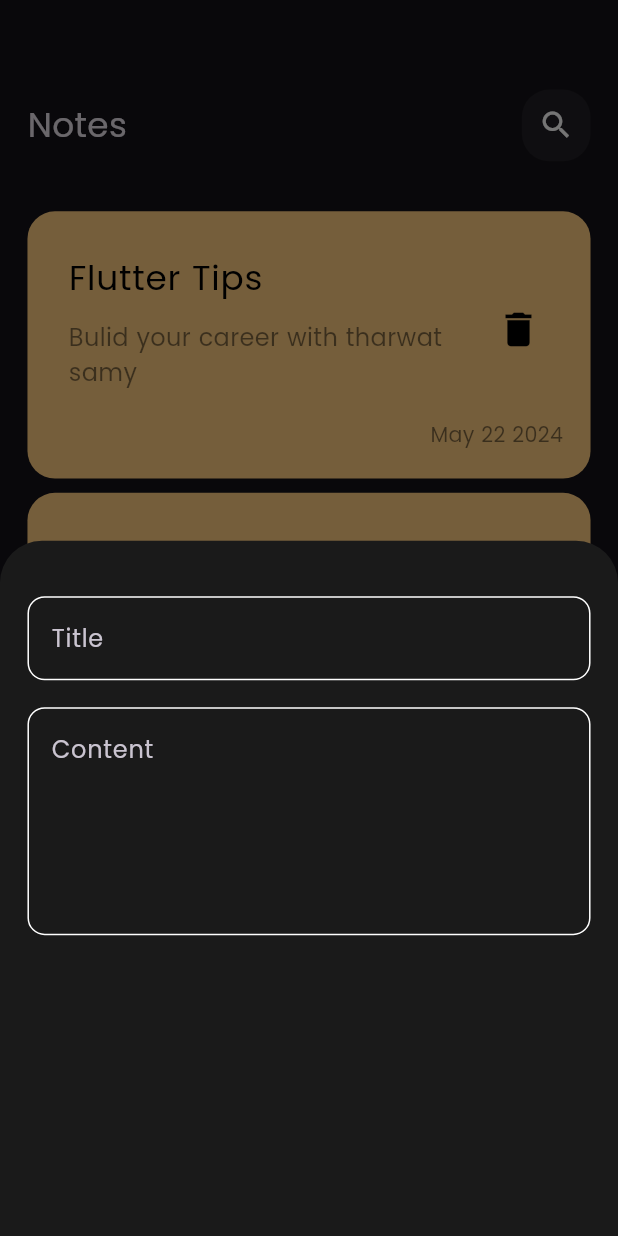
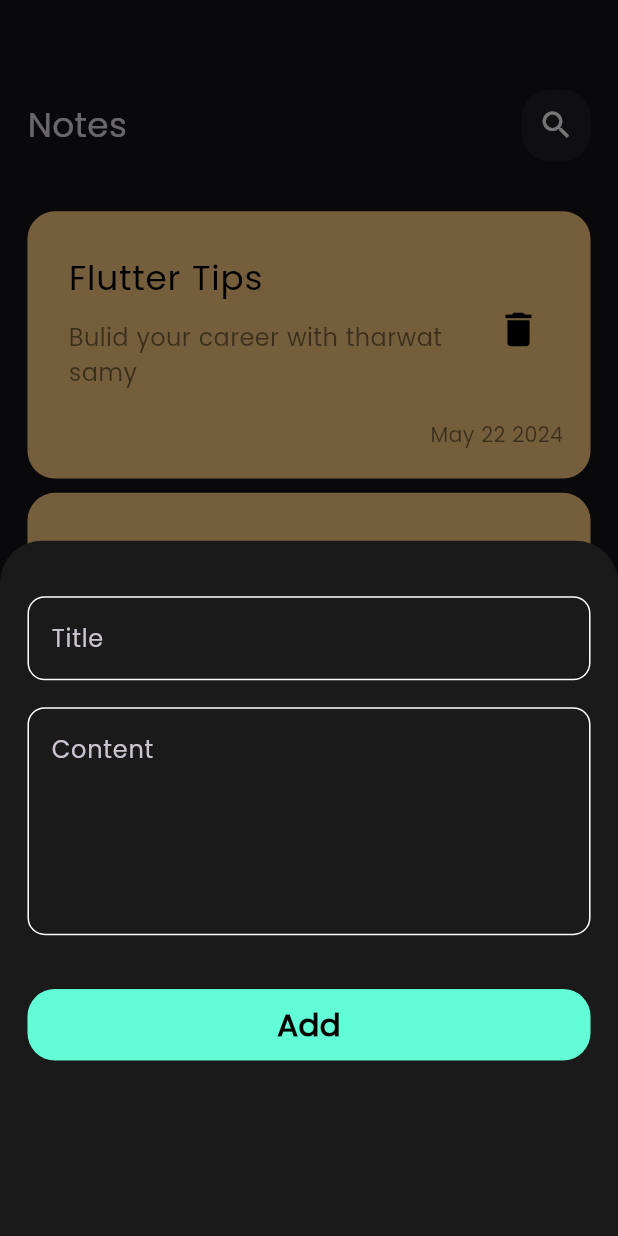
Before and after one commit to radwaadel17/Notes-app, a Flutter app: the screen it shows after launch, after a tap on the "add" icon, on a phone screen of 412 x 824 dp. Run offline on Flutter 3.47's test engine with Material 3 defaults, Android fonts, the phone set to English and light mode, and no system bars; our stand-ins replace flutter_screenutil.

Commit message:
custom button

```diff
--- a/app/lib/widgets/customButtomsheet.dart
+++ b/app/lib/widgets/customButtomsheet.dart
@@ -1,4 +1,5 @@
 import 'package:app/widgets/CustomTextField.dart';
+import 'package:app/widgets/customButton.dart';
 import 'package:flutter/material.dart';
 import 'package:flutter_screenutil/flutter_screenutil.dart';
 class customButtomsheet extends StatelessWidget {
@@ -14,6 +15,8 @@ class customButtomsheet extends StatelessWidget {
           const customTextField(txt: 'Title',),
           SizedBox(height: 15.h,),
           const customTextField(txt: 'Content' , mx: 5 ,),
+          SizedBox(height: 30.h,),
+          const customButton(),
         ],
       ),
     );
--- /dev/null
+++ b/app/lib/widgets/customButton.dart
@@ -0,0 +1,20 @@
+import 'package:flutter/material.dart';
+import 'package:flutter_screenutil/flutter_screenutil.dart';
+
+
+class customButton extends StatelessWidget {
+  const customButton({super.key});
+
+  @override
+  Widget build(BuildContext context) {
+    return Container(
+    width: MediaQuery.of(context).size.width,
+    height: 40.h,
+    decoration: BoxDecoration(
+      color: const Color(0xff62FCD7),
+      borderRadius: BorderRadius.circular(16.r),
+    ),
+    child:  Center(child: Text('Add' , style: TextStyle(color: Colors.black , fontSize: 18.sp , fontWeight: FontWeight.w800),)),
+    );
+  }
+}
```
